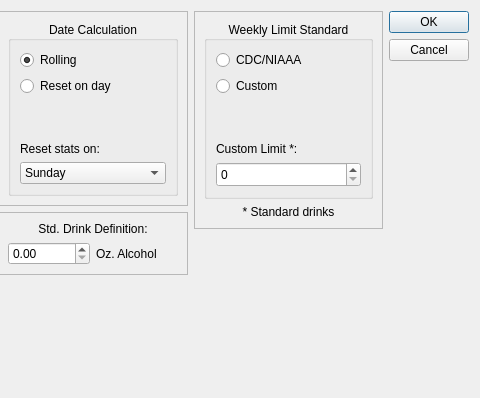
Old version of the form src/user_settings.ui in the repository minorsecond/BuzzBot; both pictures show x 405 to 885 and y 0 to 398 of the 885 by 398 pixel window.
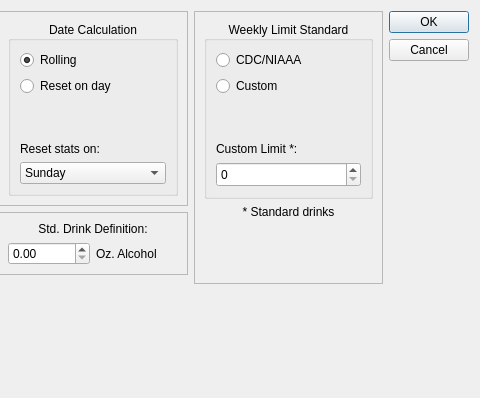
New version of the form.

Commit message: Fix alignment of user settings frames

Patch:
```diff
--- a/src/user_settings.ui
+++ b/src/user_settings.ui
@@ -383,6 +383,19 @@
             </property>
            </widget>
           </item>
+          <item row="2" column="0">
+           <spacer name="verticalSpacer">
+            <property name="orientation">
+             <enum>Qt::Vertical</enum>
+            </property>
+            <property name="sizeHint" stdset="0">
+             <size>
+              <width>20</width>
+              <height>55</height>
+             </size>
+            </property>
+           </spacer>
+          </item>
          </layout>
         </widget>
        </item>
```
The commit also changes 1 other file.
